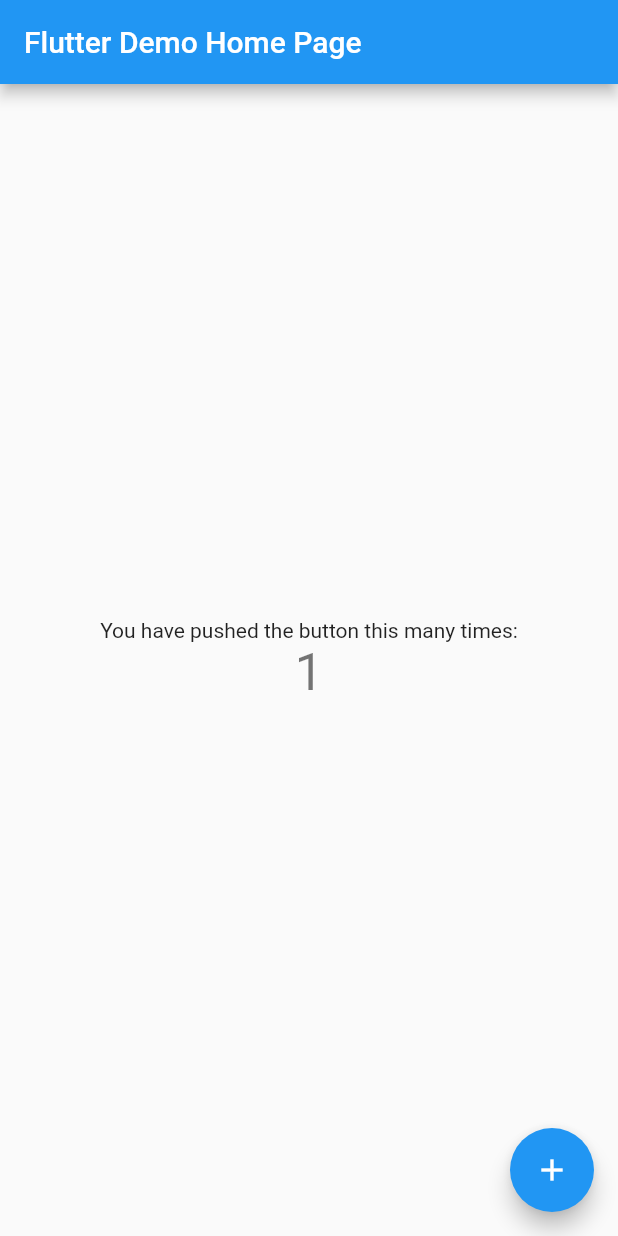
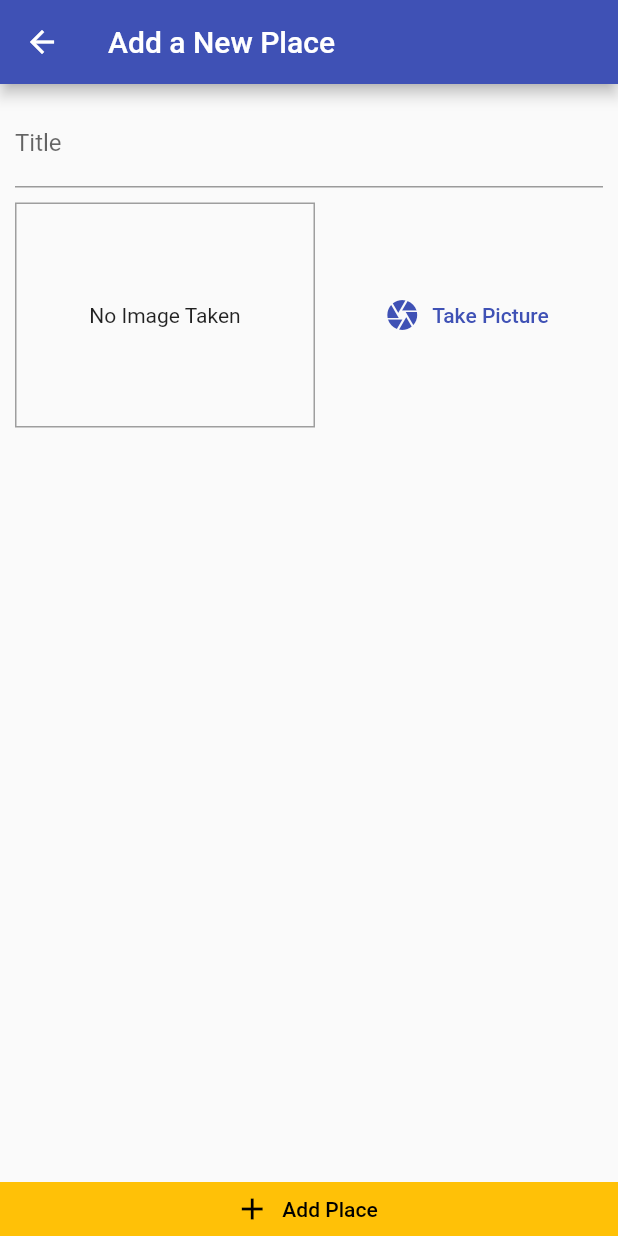
Before and after one commit to mmart1n/Flutter-Great-Places, a Flutter app: the screen it shows after launch, after a tap on the "add" icon, on a phone screen of 412 x 824 dp. Run offline on Flutter 3.47's test engine with Material 2 defaults, Android fonts, the phone set to English and light mode, and no system bars; our stand-ins replace image_picker.

Commit message:
feat(*): add functionality to take pictures

```diff
--- a/lib/main.dart
+++ b/lib/main.dart
@@ -1,4 +1,9 @@
 import 'package:flutter/material.dart';
+import 'package:provider/provider.dart';
+
+import 'providers/great_places.dart';
+import 'screens/add_place_screen.dart';
+import 'screens/places_list_screen.dart';
 
 void main() {
   runApp(const MyApp());
@@ -7,109 +12,20 @@ void main() {
 class MyApp extends StatelessWidget {
   const MyApp({Key? key}) : super(key: key);
 
-  // This widget is the root of your application.
   @override
   Widget build(BuildContext context) {
-    return MaterialApp(
-      title: 'Flutter Demo',
-      theme: ThemeData(
-        // This is the theme of your application.
-        //
-        // Try running your application with "flutter run". You'll see the
-        // application has a blue toolbar. Then, without quitting the app, try
-        // changing the primarySwatch below to Colors.green and then invoke
-        // "hot reload" (press "r" in the console where you ran "flutter run",
-        // or simply save your changes to "hot reload" in a Flutter IDE).
-        // Notice that the counter didn't reset back to zero; the application
-        // is not restarted.
-        primarySwatch: Colors.blue,
+    return ChangeNotifierProvider(
+      create: (_) => GreatPlaces(),
+      child: MaterialApp(
+        title: 'Great Places',
+        theme: ThemeData(
+            colorScheme: ColorScheme.fromSwatch(primarySwatch: Colors.indigo)
+                .copyWith(secondary: Colors.amber)),
+        home: const PlacesListScreen(),
+        routes: {
+          AddPlaceScreen.routeName: (ctx) => const AddPlaceScreen(),
+        },
       ),
-      home: const MyHomePage(title: 'Flutter Demo Home Page'),
     );
   }
 }
-
-class MyHomePage extends StatefulWidget {
-  const MyHomePage({Key? key, required this.title}) : super(key: key);
-
-  // This widget is the home page of your application. It is stateful, meaning
-  // that it has a State object (defined below) that contains fields that affect
-  // how it looks.
-
-  // This class is the configuration for the state. It holds the values (in this
-  // case the title) provided by the parent (in this case the App widget) and
-  // used by the build method of the State. Fields in a Widget subclass are
-  // always marked "final".
-
-  final String title;
-
-  @override
-  State<MyHomePage> createState() => _MyHomePageState();
-}
-
-class _MyHomePageState extends State<MyHomePage> {
-  int _counter = 0;
-
-  void _incrementCounter() {
-    setState(() {
-      // This call to setState tells the Flutter framework that something has
-      // changed in this State, which causes it to rerun the build method below
-      // so that the display can reflect the updated values. If we changed
-      // _counter without calling setState(), then the build method would not be
-      // called again, and so nothing would appear to happen.
-      _counter++;
-    });
-  }
-
-  @override
-  Widget build(BuildContext context) {
-    // This method is rerun every time setState is called, for instance as done
-    // by the _incrementCounter method above.
-    //
-    // The Flutter framework has been optimized to make rerunning build methods
-    // fast, so that you can just rebuild anything that needs updating rather
-    // than having to individually change instances of widgets.
-    return Scaffold(
-      appBar: AppBar(
-        // Here we take the value from the MyHomePage object that was created by
-        // the App.build method, and use it to set our appbar title.
-        title: Text(widget.title),
-      ),
-      body: Center(
-        // Center is a layout widget. It takes a single child and positions it
-        // in the middle of the parent.
-        child: Column(
-          // Column is also a layout widget. It takes a list of children and
-          // arranges them vertically. By default, it sizes itself to fit its
-          // children horizontally, and tries to be as tall as its parent.
-          //
-          // Invoke "debug painting" (press "p" in the console, choose the
-          // "Toggle Debug Paint" action from the Flutter Inspector in Android
-          // Studio, or the "Toggle Debug Paint" command in Visual Studio Code)
-          // to see the wireframe for each widget.
-          //
-          // Column has various properties to control how it sizes itself and
-          // how it positions its children. Here we use mainAxisAlignment to
-          // center the children vertically; the main axis here is the vertical
-          // axis because Columns are vertical (the cross axis would be
-          // horizontal).
-          mainAxisAlignment: MainAxisAlignment.center,
-          children: <Widget>[
-            const Text(
-              'You have pushed the button this many times:',
-            ),
-            Text(
-              '$_counter',
-              style: Theme.of(context).textTheme.headline4,
-            ),
-          ],
-        ),
-      ),
-      floatingActionButton: FloatingActionButton(
-        onPressed: _incrementCounter,
-        tooltip: 'Increment',
-        child: const Icon(Icons.add),
-      ), // This trailing comma makes auto-formatting nicer for build methods.
-    );
-  }
-}
--- /dev/null
+++ b/lib/models/place.dart
@@ -0,0 +1,27 @@
+import 'dart:io';
+
+class PlaceLocation {
+  final double latitude;
+  final double longitude;
+  String? address;
+
+  PlaceLocation({
+    required this.latitude,
+    required this.longitude,
+    this.address,
+  });
+}
+
+class Place {
+  final String id;
+  final String title;
+  final PlaceLocation location;
+  final File image;
+
+  const Place({
+    required this.id,
+    required this.title,
+    required this.location,
+    required this.image,
+  });
+}
--- /dev/null
+++ b/lib/providers/great_places.dart
@@ -0,0 +1,11 @@
+import 'package:flutter/foundation.dart';
+
+import '../models/place.dart';
+
+class GreatPlaces with ChangeNotifier {
+  List<Place> _items = [];
+
+  List<Place> get items {
+    return [..._items];
+  }
+}
--- /dev/null
+++ b/lib/screens/add_place_screen.dart
@@ -0,0 +1,67 @@
+import 'package:flutter/material.dart';
+
+import '../widgets/image_input.dart';
+
+class AddPlaceScreen extends StatefulWidget {
+  static const routeName = '/add-place';
+
+  const AddPlaceScreen({Key? key}) : super(key: key);
+
+  @override
+  State<AddPlaceScreen> createState() => _AddPlaceScreenState();
+}
+
+class _AddPlaceScreenState extends State<AddPlaceScreen> {
+  final _titleController = TextEditingController();
+
+  @override
+  Widget build(BuildContext context) {
+    return Scaffold(
+      appBar: AppBar(
+        title: const Text('Add a New Place'),
+      ),
+      body: Column(
+        crossAxisAlignment: CrossAxisAlignment.stretch,
+        children: [
+          Expanded(
+            child: SingleChildScrollView(
+              child: Padding(
+                padding: const EdgeInsets.all(10.0),
+                child: Column(
+                  children: [
+                    TextField(
+                      decoration: const InputDecoration(labelText: 'Title'),
+                      controller: _titleController,
+                    ),
+                    const SizedBox(height: 10),
+                    const ImageInput(),
+                  ],
+                ),
+              ),
+            ),
+          ),
+          ElevatedButton.icon(
+            icon: const Icon(Icons.add),
+            label: const Text('Add Place'),
+            onPressed: () {},
+            style: ButtonStyle(
+              elevation: MaterialStateProperty.all<double>(0),
+              tapTargetSize: MaterialTapTargetSize.shrinkWrap,
+              shape: MaterialStateProperty.all<RoundedRectangleBorder>(
+                RoundedRectangleBorder(
+                  borderRadius: BorderRadius.circular(0),
+                ),
+              ),
+              backgroundColor: MaterialStateProperty.all<Color>(
+                Theme.of(context).colorScheme.secondary,
+              ),
+              foregroundColor: MaterialStateProperty.all<Color>(
+                Colors.black,
+              ),
+            ),
+          ),
+        ],
+      ),
+    );
+  }
+}
--- /dev/null
+++ b/lib/screens/places_list_screen.dart
@@ -0,0 +1,27 @@
+import 'package:flutter/material.dart';
+
+import 'add_place_screen.dart';
+
+class PlacesListScreen extends StatelessWidget {
+  const PlacesListScreen({Key? key}) : super(key: key);
+
+  @override
+  Widget build(BuildContext context) {
+    return Scaffold(
+      appBar: AppBar(
+        title: const Text('Your Places'),
+        actions: <Widget>[
+          IconButton(
+            icon: const Icon(Icons.add),
+            onPressed: () {
+              Navigator.of(context).pushNamed(AddPlaceScreen.routeName);
+            },
+          ),
+        ],
+      ),
+      body: Center(
+        child: CircularProgressIndicator(),
+      ),
+    );
+  }
+}
--- /dev/null
+++ b/lib/widgets/image_input.dart
@@ -0,0 +1,67 @@
+import 'dart:io';
+
+import 'package:flutter/material.dart';
+import 'package:image_picker/image_picker.dart';
+
+class ImageInput extends StatefulWidget {
+  const ImageInput({Key? key}) : super(key: key);
+
+  @override
+  State<ImageInput> createState() => _ImageInputState();
+}
+
+class _ImageInputState extends State<ImageInput> {
+  File? _storedImage;
+
+  Future<void> _takePicture() async {
+    final picker = ImagePicker();
+    final imageFile = await picker.pickImage(
+      source: ImageSource.camera,
+      maxWidth: 600,
+    );
+
+    setState(() {
+      _storedImage = File(imageFile!.path);
+    });
+    // _storedImage.copy(newPath)
+  }
+
+  @override
+  Widget build(BuildContext context) {
+    return Row(
+      children: [
+        Container(
+          width: 200,
+          height: 150,
+          decoration: BoxDecoration(
+            border: Border.all(width: 1, color: Colors.grey),
+          ),
+          child: _storedImage != null
+              ? Image.file(
+                  _storedImage!,
+                  fit: BoxFit.cover,
+                  width: double.infinity,
+                )
+              : const Text(
+                  'No Image Taken',
+                  textAlign: TextAlign.center,
+                ),
+          alignment: Alignment.center,
+        ),
+        const SizedBox(width: 10),
+        Expanded(
+          child: TextButton.icon(
+            label: const Text('Take Picture'),
+            icon: const Icon(Icons.camera),
+            style: ButtonStyle(
+              foregroundColor: MaterialStateProperty.all<Color>(
+                Theme.of(context).colorScheme.primary,
+              ),
+            ),
+            onPressed: _takePicture,
+          ),
+        ),
+      ],
+    );
+  }
+}
--- a/pubspec.yaml
+++ b/pubspec.yaml
@@ -29,6 +29,8 @@ environment:
 dependencies:
   flutter:
     sdk: flutter
+  provider: ^6.0.2
+  image_picker: ^0.8.4+11
 
 
   # The following adds the Cupertino Icons font to your application.
```
Also changed, not shown: lib/screens/place_detail_screen.dart (added), pubspec.lock, 1 other file.
